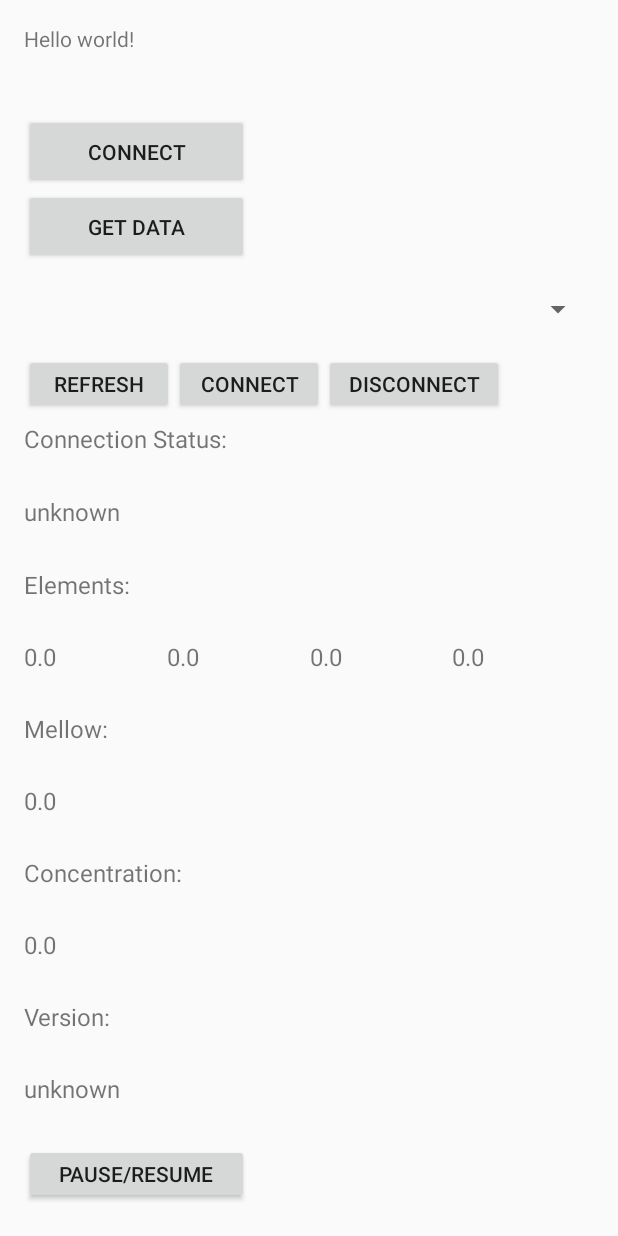
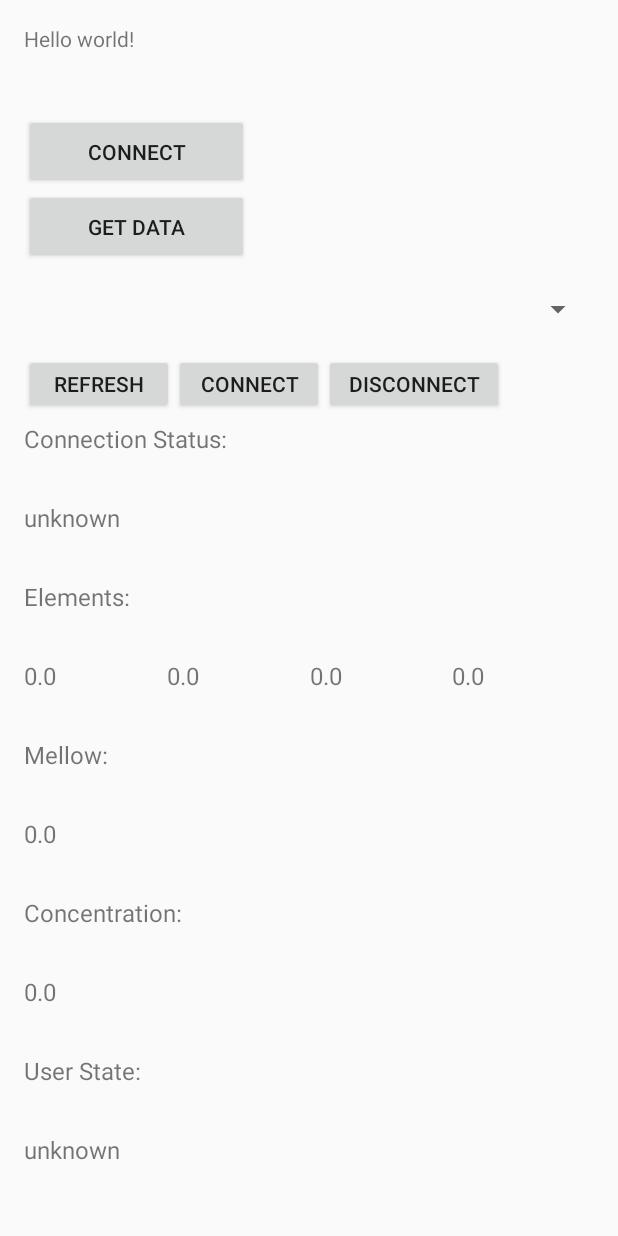
Before and after one commit to andrewjjung47/Musek, an Android app: the screen it shows after launch (MainActivity), on a phone screen of 412 x 824 dp. Run offline under Robolectric (Android 15) with nearby library versions, the phone set to English and light mode, and no system bars; libraries missing offline, so code that uses them is left out: com.estimote.sdk; 10 statements that could not run were skipped.

Commit message:
Add userState in UI.

```diff
--- a/mindfulhacks/app/src/main/java/wearhacks/mindfulhacks/MainActivity.java
+++ b/mindfulhacks/app/src/main/java/wearhacks/mindfulhacks/MainActivity.java
@@ -91,17 +91,12 @@ public class MainActivity extends Activity implements OnClickListener {
                         TextView statusText =
                                 (TextView) findViewById(R.id.con_status);
                         statusText.setText(status);
-                        TextView museVersionText =
-                                (TextView) findViewById(R.id.version);
                         if (current == ConnectionState.CONNECTED) {
                             MuseVersion museVersion = muse.getMuseVersion();
                             String version = museVersion.getFirmwareType() +
                                     " - " + museVersion.getFirmwareVersion() +
                                     " - " + Integer.toString(
                                     museVersion.getProtocolVersion());
-                            museVersionText.setText(version);
-                        } else {
-                            museVersionText.setText(R.string.undefined);
                         }
                     }
                 });
@@ -225,7 +220,16 @@ public class MainActivity extends Activity implements OnClickListener {
                 userState = UserState.HIHI;
             }
 
-            Log.v("dbg", userState.toString());
+            Activity activity = activityRef.get();
+            if (activity != null) {
+                activity.runOnUiThread(new Runnable() {
+                    @Override
+                    public void run() {
+                        TextView state = (TextView) findViewById(R.id.userState);
+                        state.setText(userState.toString());
+                    }
+                });
+            }
         }
 
         public void setFileWriter(MuseFileWriter fileWriter) {
@@ -238,15 +242,31 @@ public class MainActivity extends Activity implements OnClickListener {
     private DataListener dataListener = null;
     private boolean dataTransmission = true;
     private MuseFileWriter fileWriter = null;
-    private UserState userState = null;
+    private UserState userState = UserState.LOLO;
     private Double mellow = 0.0;
     private Double conc = 0.0;
 
     public enum UserState {
-        LOLO,
-        LOHI,
-        HILO,
-        HIHI
+        LOLO {
+            public String toString() {
+                return "LOLO";
+            }
+        },
+        LOHI {
+            public String toString() {
+                return "LOHI";
+            }
+        },
+        HILO {
+            public String toString() {
+                return "HILO";
+            }
+        },
+        HIHI {
+            public String toString() {
+                return "HIHI";
+            }
+        }
     }
 
     public MainActivity() {
@@ -268,8 +288,6 @@ public class MainActivity extends Activity implements OnClickListener {
         connectButton.setOnClickListener(this);
         Button disconnectButton = (Button) findViewById(R.id.disconnect);
         disconnectButton.setOnClickListener(this);
-        Button pauseButton = (Button) findViewById(R.id.pause);
-        pauseButton.setOnClickListener(this);
         fileWriter = MuseFileWriterFactory.getMuseFileWriter(new File(
                 getExternalFilesDir(Environment.DIRECTORY_DOCUMENTS),
                 "testlibmusefile.muse"));
@@ -495,12 +513,6 @@ public class MainActivity extends Activity implements OnClickListener {
                 fileWriter.close();
             }
         }
-        else if (v.getId() == R.id.pause) {
-            dataTransmission = !dataTransmission;
-            if (muse != null) {
-                muse.enableDataTransmission(dataTransmission);
-            }
-        }
     }
 
     private void configure_library() {
--- a/mindfulhacks/app/src/main/res/layout/activity_main.xml
+++ b/mindfulhacks/app/src/main/res/layout/activity_main.xml
@@ -147,27 +147,24 @@
                 android:textSize="16sp"
                 android:text="@string/init_val" />
         </LinearLayout>
+
     <TextView
         android:layout_width="match_parent"
         android:layout_height="match_parent"
         android:layout_weight="1"
         android:textSize="16sp"
-            android:text="@string/version" />
+        android:text="@string/user_state"/>
+        <LinearLayout
+            android:layout_width="match_parent"
+            android:layout_height="match_parent"
+            android:layout_weight="1"
+            android:orientation="horizontal" >
             <TextView
-            android:id="@+id/version"
+                android:id="@+id/userState"
                 android:layout_width="match_parent"
                 android:layout_height="match_parent"
                 android:layout_weight="1"
                 android:textSize="16sp"
                 android:text="@string/undefined" />
-        <LinearLayout
-            android:layout_width="match_parent"
-            android:layout_height="45dp"
-            android:orientation="horizontal" >
-            <Button
-                android:id="@+id/pause"
-                android:layout_width="150dp"
-                android:layout_height="40dp"
-                android:text="@string/pause" />
         </LinearLayout>
 </LinearLayout>
--- a/mindfulhacks/app/src/main/res/values/strings.xml
+++ b/mindfulhacks/app/src/main/res/values/strings.xml
@@ -20,5 +20,6 @@
     <string name="muse_elem">Elements:</string>
     <string name="muse_conc">Concentration:</string>
     <string name="muse_mellow">Mellow:</string>
+    <string name="user_state">User State:</string>
 
 </resources>
```
Lines whose indentation alone changed are shown as unchanged.
